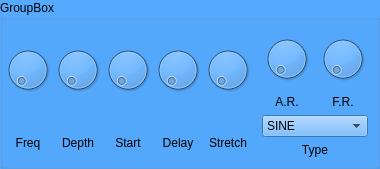
Before: the Qt Designer form src/NewUI/LFOBox.ui in saidinesh5/ZynAddSubFX, drawn with Qt 5.
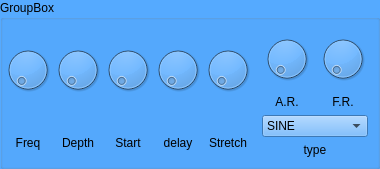
After: the same form once the commit is applied. Custom widgets are drawn as their Qt base class.

What changed in the file:
```diff
--- a/src/NewUI/LFOBox.ui
+++ b/src/NewUI/LFOBox.ui
@@ -483,7 +483,7 @@
    <item row="1" column="3">
     <widget class="QLabel" name="label_34">
      <property name="text">
-      <string>Delay</string>
+      <string>delay</string>
      </property>
      <property name="alignment">
       <set>Qt::AlignCenter</set>
@@ -512,7 +512,7 @@
       <item row="3" column="0" colspan="2">
        <widget class="QLabel" name="label">
         <property name="text">
-         <string>Type</string>
+         <string>type</string>
         </property>
         <property name="alignment">
          <set>Qt::AlignCenter</set>
```
Left out of the diff: 2 changed lines with no effect on the pictures.
